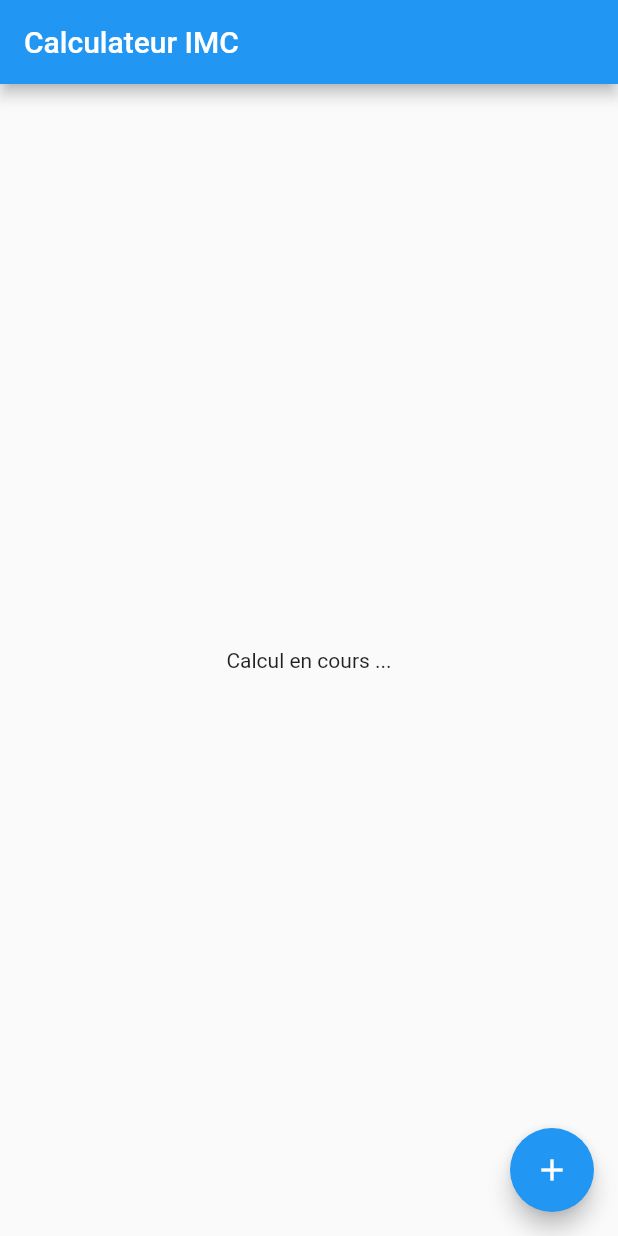
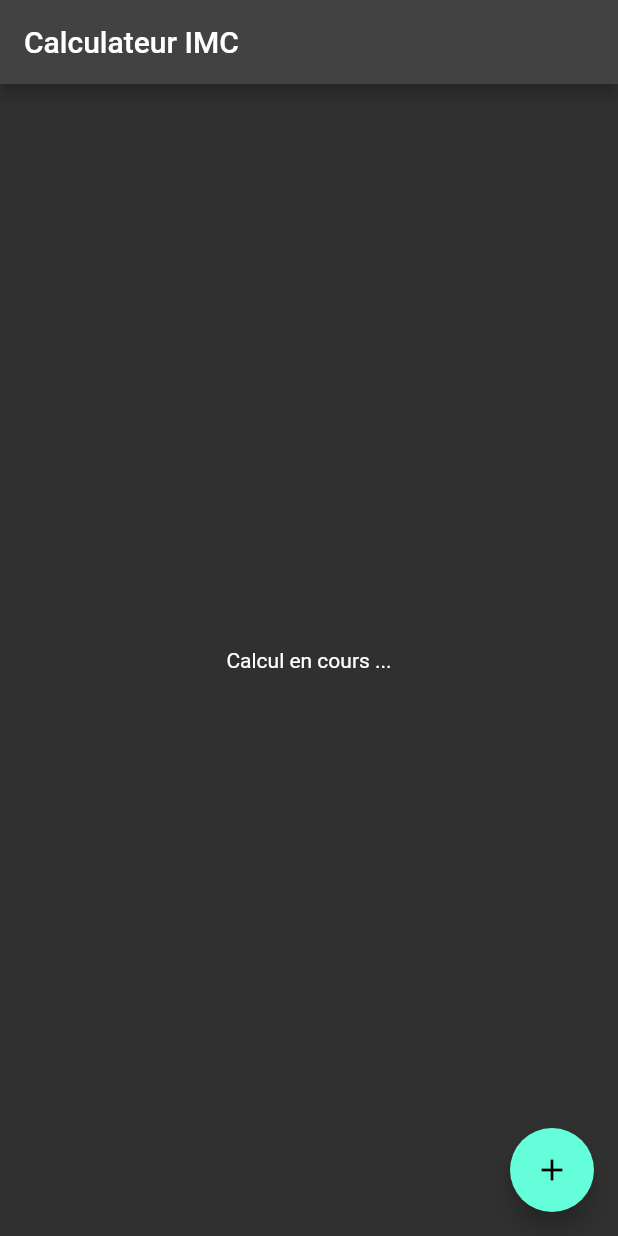
Before and after one commit to imaho-ivou/healthy, a Flutter app: the screen it shows after launch, on a phone screen of 412 x 824 dp. Run offline on Flutter 3.47's test engine with Material 2 defaults, Android fonts, the phone set to English and light mode, and no system bars.

Commit message:
essaye du ThemeData.dark

```diff
--- a/lib/main.dart
+++ b/lib/main.dart
@@ -6,16 +6,12 @@ void main() {
 
 class IMCApp extends StatelessWidget {
   const IMCApp({Key? key}) : super(key: key);
-
   @override
   Widget build(BuildContext context) {
     return MaterialApp(
       debugShowCheckedModeBanner: false,
       title: 'Calculateur IMC',
-      theme: ThemeData(
-        // This is the theme of your application.
-        primarySwatch: Colors.blue,
-      ),
+      theme: ThemeData.dark(),
       home: const InputPage(title: 'Calculateur IMC'),
     );
   }
```
